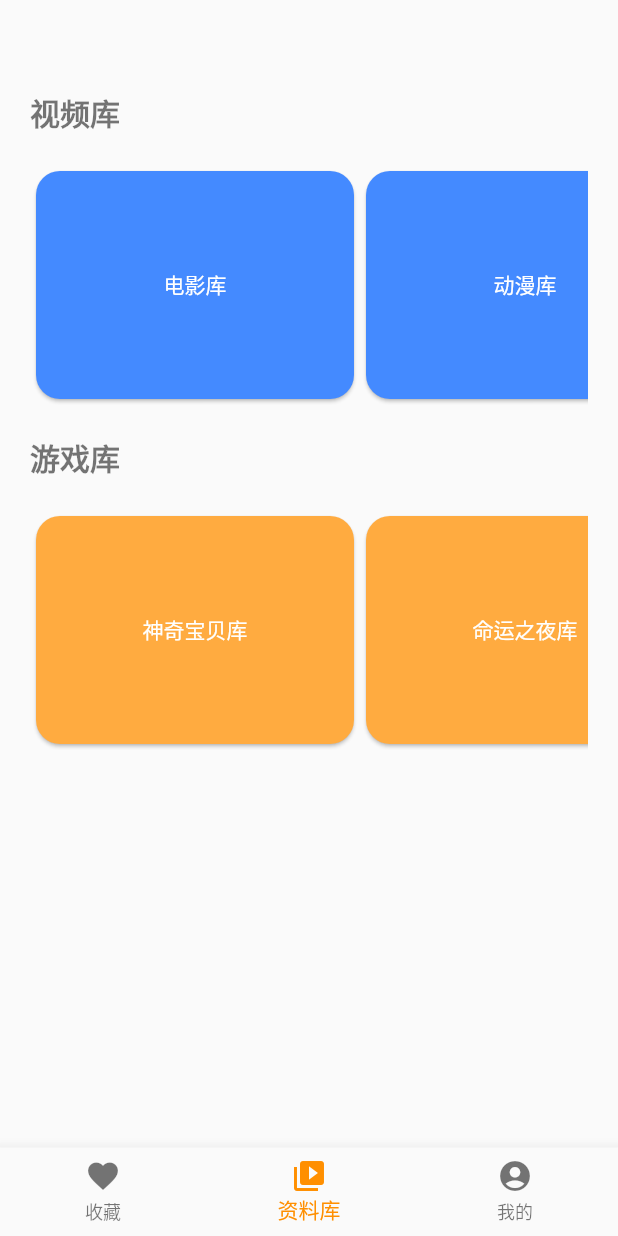
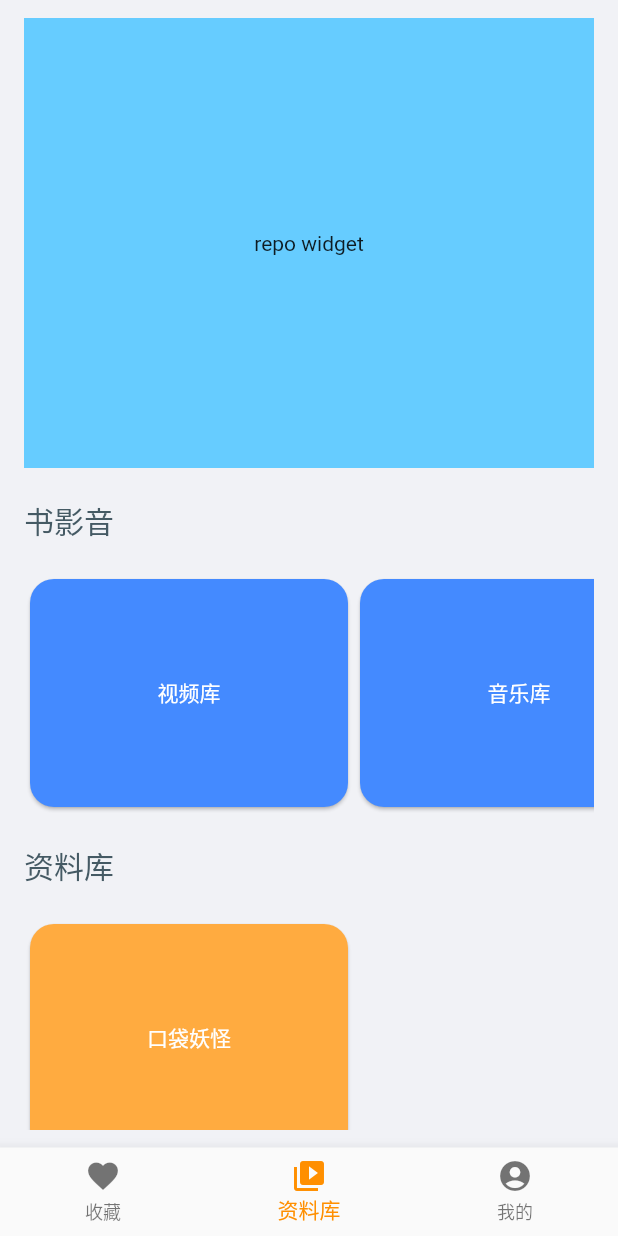
Before and after one commit to SunsetFrost/Flutter-MediaLibrary, a Flutter app: the screen it shows after launch, on a phone screen of 412 x 824 dp. Run offline on Flutter 3.47's test engine with Material 2 defaults, Android fonts, the phone set to English and light mode, and no system bars; our stand-ins replace dio; missing offline and left inert: dart:ffi.

Commit message:
feat:add video route

```diff
--- a/lib/main.dart
+++ b/lib/main.dart
@@ -16,11 +16,19 @@ class MyApp extends StatelessWidget {
     return MaterialApp(
       debugShowCheckedModeBanner: false,
       theme: ThemeData(
+        backgroundColor: Color(0xFFF1F2F6),
+        primaryColor: Color(0xFF202736),
         textTheme: const TextTheme(
-          headline1: TextStyle(fontSize: 20.0, fontWeight: FontWeight.bold),
-          // headline6: TextStyle(fontSize: 36.0, fontStyle: FontStyle.italic),
-          // bodyText2: TextStyle(fontSize: 14.0, fontFamily: 'Hind'),
-        ),
+            headline1: TextStyle(
+              fontSize: 20.0,
+              fontWeight: FontWeight.bold,
+              color: Color(0xFF202736),
+            ),
+            headline2: TextStyle(
+              fontSize: 20.0,
+              fontWeight: FontWeight.w500,
+              color: Color(0xff455a64),
+            )),
       ),
       onGenerateRoute: RouteConfiguration.onGenerateRoute,
     );
--- a/lib/pages/library.dart
+++ b/lib/pages/library.dart
@@ -5,21 +5,26 @@ import 'package:pokemon/widgets/library_card.dart';
 class Library extends StatelessWidget {
   Library({Key? key}) : super(key: key);
 
-  static const List<String> mockVideos = ['电影库', '动漫库'];
-  static const List<String> mockGames = ['神奇宝贝库', '命运之夜库'];
+  static const List<String> mockVideos = ['视频库', '音乐库', '书库'];
+  static const List<String> mockGames = ['口袋妖怪'];
 
   @override
   Widget build(BuildContext context) {
-    return Padding(
-      padding: EdgeInsets.only(left: 20, right: 20, top: 60),
-      child: Column(
-        crossAxisAlignment: CrossAxisAlignment.start,
+    return ListView(
       children: [
+        Container(
+          width: double.infinity,
+          height: 300.0,
+          color: Color(0xFF66CCFF),
+          child: Center(
+            child: Text('repo widget'),
+          ),
+        ),
         Padding(
-            padding: EdgeInsets.only(bottom: 20),
+          padding: EdgeInsets.only(top: 20, bottom: 20),
           child: Text(
-              '视频库',
-              style: Theme.of(context).textTheme.headline1,
+            '书影音',
+            style: Theme.of(context).textTheme.headline2,
           ),
         ),
         Container(
@@ -33,6 +38,7 @@ class Library extends StatelessWidget {
                 color: Colors.blueAccent,
                 width: 220.0,
                 height: 120.0,
+                path: '/video',
               );
             },
           ),
@@ -40,8 +46,8 @@ class Library extends StatelessWidget {
         Padding(
           padding: EdgeInsets.symmetric(vertical: 20),
           child: Text(
-              '游戏库',
-              style: Theme.of(context).textTheme.headline1,
+            '资料库',
+            style: Theme.of(context).textTheme.headline2,
           ),
         ),
         Container(
@@ -61,7 +67,6 @@ class Library extends StatelessWidget {
           ),
         ),
       ],
-      ),
     );
   }
 }
--- a/lib/pages/navigate_page.dart
+++ b/lib/pages/navigate_page.dart
@@ -31,7 +31,12 @@ class _NavigatePageState extends State<NavigatePage> {
   @override
   Widget build(BuildContext context) {
     return Scaffold(
-      body: Center(child: pages.elementAt(_selectedIndex)),
+      backgroundColor: Theme.of(context).backgroundColor,
+      body: SafeArea(
+        child: Padding(
+            padding: EdgeInsets.symmetric(horizontal: 16, vertical: 12),
+            child: pages.elementAt(_selectedIndex)),
+      ),
       bottomNavigationBar: BottomNavigationBar(
         items: [
           BottomNavigationBarItem(
--- a/lib/pages/pokemon/list.dart
+++ b/lib/pages/pokemon/list.dart
@@ -8,6 +8,7 @@ import 'package:pokemon/widgets/sword_paint.dart';
 class PokemonList extends StatelessWidget {
   const PokemonList({Key? key}) : super(key: key);
 
+  @override
   Widget build(BuildContext context) {
     return Scaffold(
       // backgroundColor: Theme.of(context).scaffoldBackgroundColor,
--- /dev/null
+++ b/lib/pages/video/app.dart
@@ -0,0 +1,26 @@
+import 'package:flutter/material.dart';
+
+import 'package:pokemon/pages/video/list.dart';
+import 'package:pokemon/pages/video/detail.dart';
+import 'package:pokemon/pages/video/routes.dart' as routes;
+
+class VideoApp extends StatelessWidget {
+  static const String listRoute = routes.listRoute;
+  static const String detailRoute = routes.detailRoute;
+
+  @override
+  Widget build(BuildContext context) {
+    return MaterialApp(
+      title: 'Video',
+      debugShowCheckedModeBanner: false,
+      initialRoute: listRoute,
+      routes: <String, WidgetBuilder>{
+        listRoute: (context) => VideoList(),
+        detailRoute: (context) => VideoDetail(),
+      },
+      theme: ThemeData(
+        scaffoldBackgroundColor: Color.fromRGBO(33, 35, 64, 1.0),
+      ),
+    );
+  }
+}
--- /dev/null
+++ b/lib/pages/video/routes.dart
@@ -0,0 +1,8 @@
+const String listRoute = '/video';
+const String detailRoute = '/video/detail';
+
+class DetailArguments {
+  final int id;
+
+  DetailArguments(this.id);
+}
--- a/lib/routes.dart
+++ b/lib/routes.dart
@@ -1,10 +1,10 @@
 import 'package:flutter/material.dart';
 
 import 'package:pokemon/pages/navigate_page.dart';
-import 'package:pokemon/pages/library.dart';
-import 'package:pokemon/pages/mine.dart';
 import 'package:pokemon/pages/pokemon/app.dart' as pokemon_app;
 import 'package:pokemon/pages/pokemon/routes.dart' as pokemon_routes;
+import 'package:pokemon/pages/video/app.dart' as video_app;
+import 'package:pokemon/pages/video/routes.dart' as video_routes;
 
 typedef PathWidgetBuilder = Widget Function(BuildContext, String);
 
@@ -18,10 +18,17 @@ class Path {
 
 class RouteConfiguration {
   static List<Path> paths = [
+    // pokemon
     Path(
       r'^' + pokemon_routes.listRoute,
       (context, match) => ChildAppWrapper(childApp: pokemon_app.PokemonApp()),
     ),
+    // video
+    Path(
+      r'^' + video_routes.listRoute,
+      (context, match) => ChildAppWrapper(childApp: video_app.VideoApp()),
+    ),
+    // home
     Path(r'^/', (context, match) => NavigatePage())
   ];
 
--- a/pubspec.yaml
+++ b/pubspec.yaml
@@ -37,6 +37,7 @@ flutter:
 
   assets:
     - assets/json/pokemon/
-    - assets/json/movie/
-    - assets/json/anime/
+    - assets/json/video/
+    - assets/json/music/
+    - assets/json/book/
     - assets/pic/
```
Also changed, not shown: lib/pages/favor.dart (+31 -20 lines), lib/pages/video/detail.dart (added, +14 -0 lines), lib/pages/video/list.dart (added, +14 -0 lines), 1 other file. Lines whose indentation alone changed are shown as unchanged.
